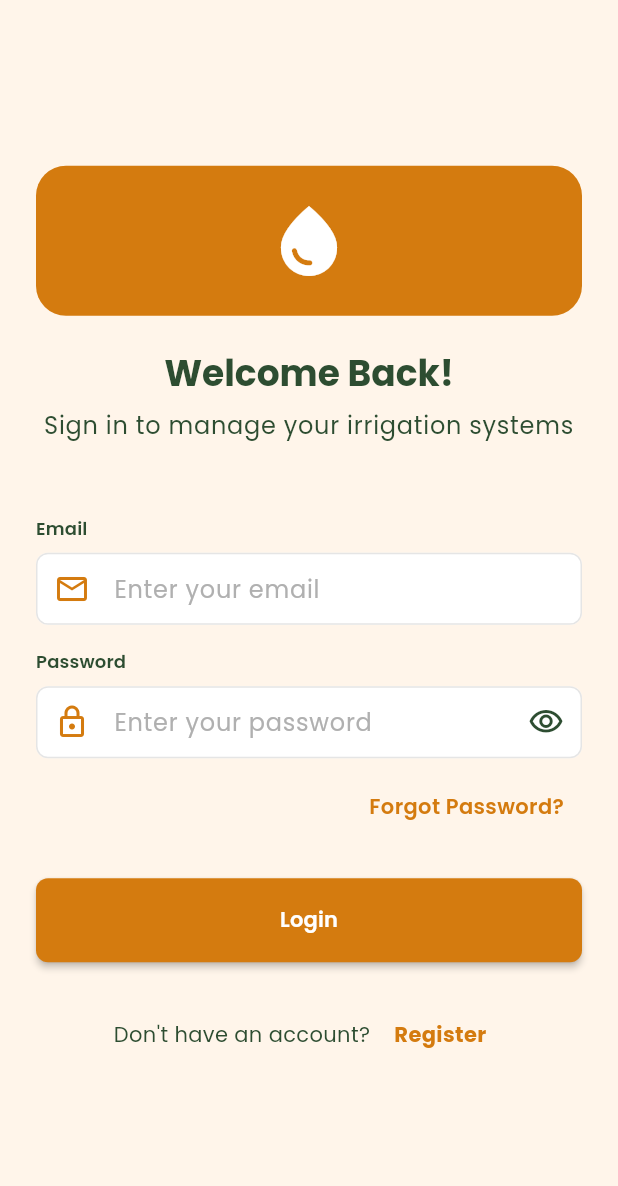
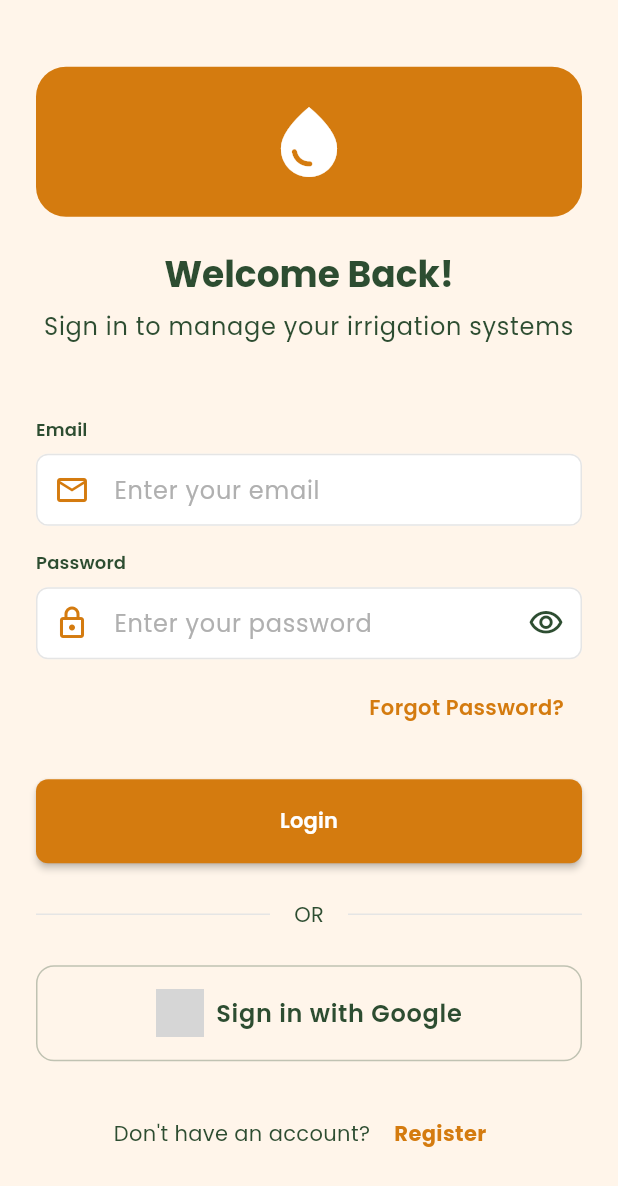
Before and after one commit to mayoney250/famingairrigate, a Flutter app: the screen it shows after launch, on a phone screen of 412 x 824 dp. Shown: the top 1186 px of the screen. Run offline on Flutter 3.47's test engine with Material 3 defaults, Android fonts, the phone set to English and light mode, and no system bars; our stand-ins replace cloud_firestore, firebase_auth, firebase_core, get, google_fonts, google_sign_in and 1 more; accounts and stored records are empty; grey boxes are pictures that could not be loaded.

Commit message:
Add Firebase Authentication with Google Sign-In support and complete documentation

```diff
--- a/lib/screens/auth/login_screen.dart
+++ b/lib/screens/auth/login_screen.dart
@@ -43,6 +43,20 @@ class _LoginScreenState extends State<LoginScreen> {
           authProvider.errorMessage ?? 'Login failed',
         );
       }
+    }
+  }
+
+  Future<void> _handleGoogleSignIn() async {
+    final authProvider = Provider.of<AuthProvider>(context, listen: false);
+
+    final success = await authProvider.signInWithGoogle();
+
+    if (success && mounted) {
+      Get.offAllNamed(AppRoutes.dashboard);
+    } else if (mounted && authProvider.errorMessage != null) {
+      _showErrorSnackBar(
+        authProvider.errorMessage ?? 'Google sign-in failed',
+      );
     }
   }
 
@@ -185,6 +199,63 @@ class _LoginScreenState extends State<LoginScreen> {
                   ),
                   const SizedBox(height: 24),
 
+                  // Divider with OR text
+                  Row(
+                    children: [
+                      const Expanded(child: Divider()),
+                      Padding(
+                        padding: const EdgeInsets.symmetric(horizontal: 16),
+                        child: Text(
+                          'OR',
+                          style: Theme.of(context).textTheme.bodyMedium,
+                        ),
+                      ),
+                      const Expanded(child: Divider()),
+                    ],
+                  ),
+                  const SizedBox(height: 24),
+
+                  // Google Sign-In button
+                  Consumer<AuthProvider>(
+                    builder: (context, authProvider, _) {
+                      return OutlinedButton.icon(
+                        onPressed: authProvider.isLoading
+                            ? null
+                            : _handleGoogleSignIn,
+                        icon: Image.asset(
+                          'assets/images/google_logo.png',
+                          height: 24,
+                          errorBuilder: (context, error, stackTrace) {
+                            return const Icon(
+                              Icons.g_mobiledata,
+                              size: 32,
+                              color: FamingaBrandColors.primaryOrange,
+                            );
+                          },
+                        ),
+                        label: Text(
+                          'Sign in with Google',
+                          style:
+                              Theme.of(context).textTheme.bodyLarge?.copyWith(
+                                    fontWeight: FontWeight.w600,
+                                  ),
+                        ),
+                        style: OutlinedButton.styleFrom(
+                          padding: const EdgeInsets.symmetric(vertical: 16),
+                          side: BorderSide(
+                            color: FamingaBrandColors.textPrimary.withOpacity(
+                              0.3,
+                            ),
+                          ),
+                          shape: RoundedRectangleBorder(
+                            borderRadius: BorderRadius.circular(12),
+                          ),
+                        ),
+                      );
+                    },
+                  ),
+                  const SizedBox(height: 24),
+
                   // Register link
                   Row(
                     mainAxisAlignment: MainAxisAlignment.center,
--- a/pubspec.yaml
+++ b/pubspec.yaml
@@ -21,6 +21,7 @@ dependencies:
   firebase_analytics: ^10.7.0
   firebase_crashlytics: ^3.4.0
   firebase_performance: ^0.9.3
+  google_sign_in: ^6.2.1
 
   # State Management
   provider: ^6.1.0
```
Also changed, not shown: firestore.indexes.json (added, +51 -0 lines), lib/providers/auth_provider.dart (+23 -0 lines), lib/services/auth_service.dart (+75 -0 lines), firebase.json (added), pubspec.lock, 4 other files.
